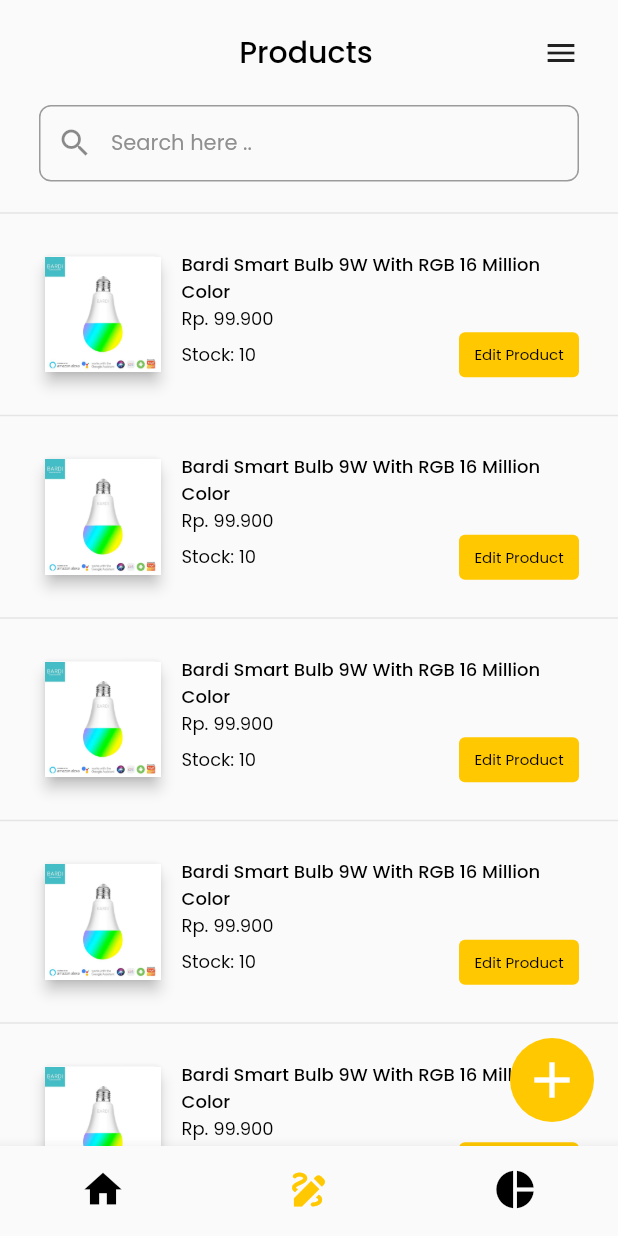
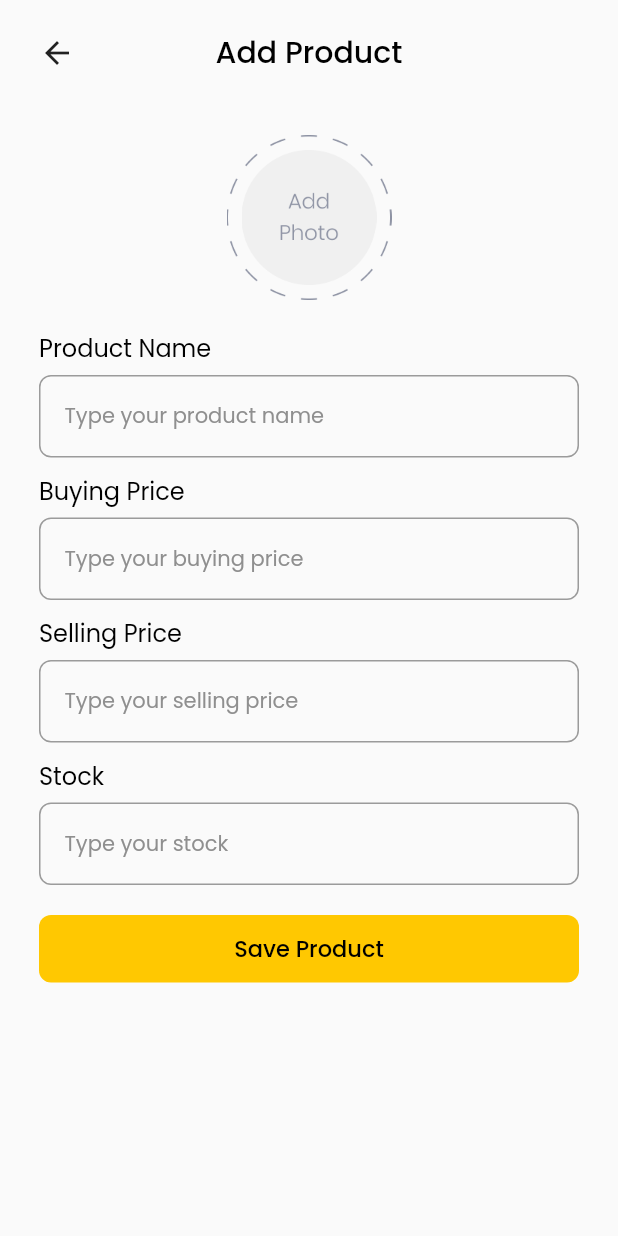
Before and after one commit to anggitpp/moneytoring, a Flutter app: the screen it shows after launch, item 2 of the bottom bar chosen, after a tap on the "add" icon, on a phone screen of 412 x 824 dp. Run offline on Flutter 3.47's test engine with Material 2 defaults, Android fonts, the phone set to English and light mode, and no system bars; our stand-ins replace google_fonts, supercharged.

Commit message:
add prorduct page foor app

```diff
--- a/lib/config/route_name.dart
+++ b/lib/config/route_name.dart
@@ -2,4 +2,5 @@
   static const splash = '/';
   static const home = '/home';
   static const main = '/main';
+  static const addProduct = '/add_product';
 }
--- a/lib/config/routes.dart
+++ b/lib/config/routes.dart
@@ -1,3 +1,4 @@
+import 'package:moneytoring/screens/add_product/add_product_page.dart';
 import 'package:moneytoring/screens/main/main_page.dart';
 
 import '../config/route_name.dart';
@@ -8,4 +9,5 @@
   RouteName.splash: (context) => const SplashPage(),
   RouteName.main: (context) => const MainPage(),
   RouteName.home: (context) => const HomePage(),
+  RouteName.addProduct: (context) => const AddProductPage(),
 };
--- /dev/null
+++ b/lib/screens/add_product/add_product_page.dart
@@ -0,0 +1,98 @@
+import 'package:flutter/material.dart';
+import 'package:moneytoring/widgets/button_submit.dart';
+import 'package:moneytoring/widgets/create_text_field.dart';
+
+import '../../config/constant.dart';
+import '../../widgets/header_page.dart';
+
+class AddProductPage extends StatelessWidget {
+  const AddProductPage({Key? key}) : super(key: key);
+
+  @override
+  Widget build(BuildContext context) {
+    return Scaffold(
+      backgroundColor: AppColors.backgroundColor,
+      body: SafeArea(
+        child: ListView(
+          padding: EdgeInsets.zero,
+          children: [
+            HeaderPage(
+              Icon(
+                Icons.arrow_back,
+                size: 24,
+              ),
+              Text(
+                'Add Product',
+                style: AppTextStyle.largeText
+                    .copyWith(fontSize: 20, fontWeight: FontWeight.w500),
+              ),
+              SizedBox(width: 24),
+            ),
+            SizedBox(
+              height: 20,
+            ),
+            Container(
+              width: 110,
+              height: 110,
+              decoration: BoxDecoration(
+                image: DecorationImage(
+                  image: AssetImage('assets/photo_border.png'),
+                ),
+              ),
+              alignment: Alignment.center,
+              child: Container(
+                width: 90,
+                height: 90,
+                decoration: BoxDecoration(
+                  image: DecorationImage(
+                    image: AssetImage('assets/photo.png'),
+                  ),
+                ),
+              ),
+            ),
+            SizedBox(
+              height: 20,
+            ),
+            Padding(
+              padding: EdgeInsets.symmetric(horizontal: AppSizes.defaultMargin),
+              child: Column(
+                crossAxisAlignment: CrossAxisAlignment.start,
+                children: [
+                  CreateTextField(
+                    label: 'Product Name',
+                    textHint: 'Type your product name',
+                  ),
+                  SizedBox(
+                    height: 10,
+                  ),
+                  CreateTextField(
+                    label: 'Buying Price',
+                    textHint: 'Type your buying price',
+                  ),
+                  SizedBox(
+                    height: 10,
+                  ),
+                  CreateTextField(
+                    label: 'Selling Price',
+                    textHint: 'Type your selling price',
+                  ),
+                  SizedBox(
+                    height: 10,
+                  ),
+                  CreateTextField(
+                    label: 'Stock',
+                    textHint: 'Type your stock',
+                  ),
+                  SizedBox(
+                    height: 20,
+                  ),
+                  ButtonSubmit('Save Product'),
+                ],
+              ),
+            ),
+          ],
+        ),
+      ),
+    );
+  }
+}
--- a/lib/screens/home/home_page.dart
+++ b/lib/screens/home/home_page.dart
@@ -32,6 +32,7 @@
     return Scaffold(
       backgroundColor: AppColors.backgroundColor,
       floatingActionButton: FloatingActionButton(
+        heroTag: "btnTransaction",
         onPressed: () {},
         backgroundColor: AppColors.yellowColor,
         child: Icon(
--- a/lib/screens/product/product_page.dart
+++ b/lib/screens/product/product_page.dart
@@ -2,6 +2,9 @@
 import 'package:intl/intl.dart';
 import 'package:moneytoring/config/constant.dart';
 import 'package:moneytoring/screens/product/widgets/product_item.dart';
+import 'package:moneytoring/widgets/header_page.dart';
+
+import '../../config/route_name.dart';
 
 class ProductPage extends StatelessWidget {
   const ProductPage({Key? key}) : super(key: key);
@@ -10,7 +13,8 @@
   Widget build(BuildContext context) {
     return Scaffold(
       floatingActionButton: FloatingActionButton(
-        onPressed: () {},
+        heroTag: "btnProduct",
+        onPressed: () => Navigator.pushNamed(context, RouteName.addProduct),
         backgroundColor: AppColors.yellowColor,
         child: Icon(
           Icons.add,
@@ -23,23 +27,14 @@
         child: ListView(
           padding: EdgeInsets.zero,
           children: [
-            Padding(
-              padding: EdgeInsets.symmetric(
-                  horizontal: AppSizes.defaultMargin, vertical: 20),
-              child: Row(
-                mainAxisAlignment: MainAxisAlignment.spaceBetween,
-                children: [
-                  SizedBox(
-                    width: 20,
-                  ),
-                  Text(
-                    'Products',
-                    style: AppTextStyle.largeText
-                        .copyWith(fontSize: 20, fontWeight: FontWeight.w500),
-                  ),
-                  Icon(Icons.menu),
-                ],
+            HeaderPage(
+              SizedBox(width: 20),
+              Text(
+                'Products',
+                style: AppTextStyle.largeText
+                    .copyWith(fontSize: 20, fontWeight: FontWeight.w500),
               ),
+              Icon(Icons.menu),
             ),
             Padding(
               padding: EdgeInsets.symmetric(horizontal: AppSizes.defaultMargin),
```
